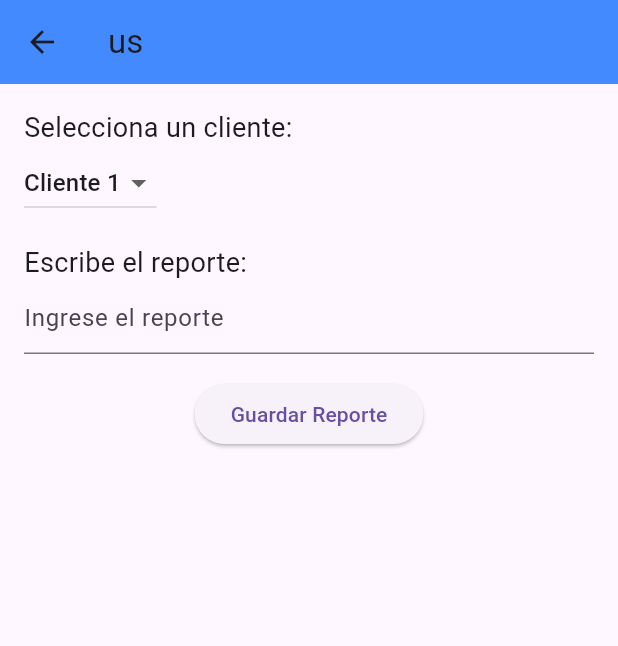
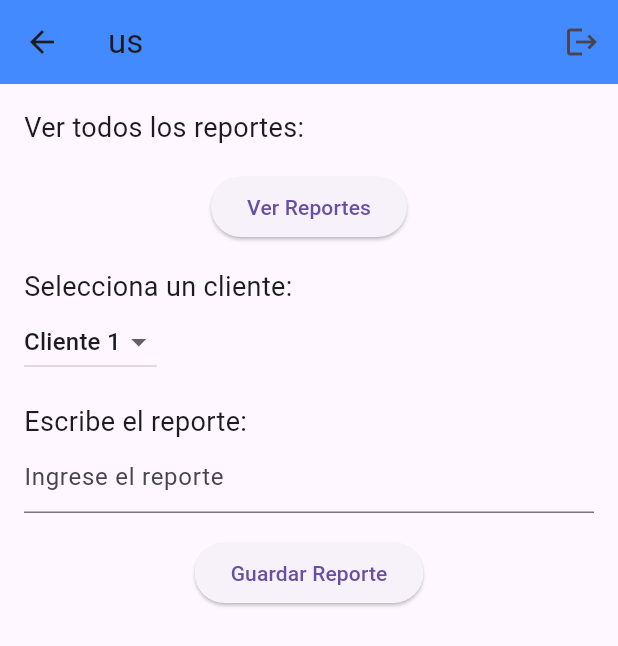
Before and after one commit to Kacueto/proyectomovil, a Flutter app: the us screen opened by its route, on a phone screen of 412 x 824 dp. Shown: the top 646 px of the screen. Run offline on Flutter 3.47's test engine with Material 3 defaults, Android fonts, the phone set to English and light mode, and no system bars; our stand-ins replace get.

Commit message:
comence a crear los controladores

```diff
--- a/lib/Ui/my_app.dart
+++ b/lib/Ui/my_app.dart
@@ -1,6 +1,7 @@
 import 'package:flutter/material.dart';
 import 'package:get/get.dart';
 import 'package:proyectomoil/ui/pages.dart';
+import 'package:proyectomoil/ui/pages/controllers/controllers.dart';
 
 class MyApp extends StatelessWidget {
   const MyApp({Key? key}) : super(key: key);
@@ -8,6 +9,8 @@ class MyApp extends StatelessWidget {
   // This widget is the root of your application.
   @override
   Widget build(BuildContext context) {
+    Get.put(UsController());
+    Get.put(LoginController());
     return GetMaterialApp(
         title: 'TextFields & Forms',
         debugShowCheckedModeBanner: false,
@@ -18,6 +21,7 @@ class MyApp extends StatelessWidget {
         getPages:
         [GetPage(name: '/LoginScreen', page: () => const LoginScreen()),
         GetPage(name: '/uc', page: () => const uc()),
-        GetPage(name: '/us', page: () =>  us())],);
+        GetPage(name: '/us', page: () =>  us()),
+        GetPage(name: '/report', page:()=> const Report())],);
   }
 }
--- a/lib/Ui/pages.dart
+++ b/lib/Ui/pages.dart
@@ -2,3 +2,4 @@
 export 'package:proyectomoil/ui/loginscreen.dart';
 export 'package:proyectomoil/ui/pages/pages_uc/uc.dart';
 export 'package:proyectomoil/ui/pages/pages_us/us.dart';
+export 'package:proyectomoil/ui/pages/pages_us/report.dart';
--- /dev/null
+++ b/lib/Ui/pages/controllers/controllers.dart
@@ -0,0 +1,2 @@
+export 'package:proyectomoil/ui/pages/controllers/logincontroller.dart';
+export 'package:proyectomoil/ui/pages/controllers/uscontroller.dart';
--- /dev/null
+++ b/lib/Ui/pages/controllers/uscontroller.dart
@@ -0,0 +1,36 @@
+import 'package:get/get.dart';
+
+
+class UsController extends GetxController {
+  RxString selectedReport = 'Reporte 1'.obs;
+  RxList<String> clientes = RxList([
+    'Cliente 1',
+    'Cliente 2',
+    'Cliente 3',
+  ]);
+
+  RxString selectedCliente = 'Cliente 1'.obs;
+  RxString report = ''.obs;
+
+  RxList<String> reportes = RxList([
+    'Reporte 1',
+    'Reporte 2',
+    'Reporte 3',
+    'Reporte 4',
+    'Reporte 5',
+    'Reporte 6',
+  ]);
+
+  void goToreport(report) {
+    selectedReport.value = report;
+    Get.toNamed('/report',);
+
+  }
+  void selectCliente(String newValue) {
+
+  }
+
+  void generateReport() {
+
+  }
+}
--- a/lib/Ui/pages/pages_us/us.dart
+++ b/lib/Ui/pages/pages_us/us.dart
@@ -1,31 +1,27 @@
+import 'package:flutter/material.dart';
+import 'package:get/get.dart';
+import 'package:proyectomoil/ui/pages/controllers/controllers.dart';
+import 'package:proyectomoil/ui/pages/controllers/uscontroller.dart';
 
 
-import 'package:flutter/material.dart';
-
-
-class us extends StatefulWidget {
-  const us({super.key});
-
-  @override
-  State<us> createState() => _usState();
-}
-
-class _usState extends State<us> {
-  List<String> clientes = [
-    'Cliente 1',
-    'Cliente 2',
-    'Cliente 3',
-  ];
-
-   String selectedCliente = 'Cliente 1';
-
-   String reporte = '';
+class us extends StatelessWidget {
+  const us({Key? key}) : super(key: key);
 
   @override
   Widget build(BuildContext context) {
+    final UsController usController = Get.find();
     return Scaffold(
       appBar: AppBar(
         title: const Text('us'),
+        actions: [
+          IconButton(
+            onPressed: () {
+              LoginController loginController = Get.find();
+              loginController.logout();
+            },
+            icon: const Icon(Icons.logout),
+          ),
+        ],
         backgroundColor: Colors.blueAccent,
       ),
       body: Padding(
@@ -33,24 +29,50 @@ class _usState extends State<us> {
         child: Column(
           crossAxisAlignment: CrossAxisAlignment.start,
           children: [
+            const Text('Ver todos los reportes:',
+                style: TextStyle(fontSize: 18)),
+            const SizedBox(height: 16),
+            Center(
+              child: ElevatedButton(
+                  onPressed: () {
+                    showModalBottomSheet(
+                        context: context,
+                        builder: (BuildContext context) {
+                          return SizedBox(
+                            height: 300,
+                            child: ListView.builder(
+                              itemCount: usController.reportes.length,
+                              itemBuilder: (BuildContext context, int index) {
+                                return ListTile(
+                                  title: Text(usController.reportes[index]),
+                                  onTap: () => usController.goToreport(usController.reportes[index]),
+                                );
+                              },
+                            ),
+                          );
+                        });
+                  },
+                  child: const Text('Ver Reportes')),
+            ),
+            const SizedBox(height: 16),
             const Text(
               'Selecciona un cliente:',
               style: TextStyle(fontSize: 18),
             ),
-            DropdownButton<String>(
-              value: selectedCliente,
+            Obx(() => DropdownButton<String>(
+              value: usController.selectedCliente.value,
               onChanged: (String? newValue) {
-                setState(() {
-                  selectedCliente = newValue!;
-                });
+                usController.selectedCliente.value = newValue!;
               },
-              items: clientes.map<DropdownMenuItem<String>>((String value) {
+              items: usController.clientes
+                  .map<DropdownMenuItem<String>>((String value) {
                 return DropdownMenuItem<String>(
                   value: value,
                   child: Text(value),
+
                 );
               }).toList(),
-            ),
+            )),
             const SizedBox(height: 16),
             const Text(
               'Escribe el reporte:',
@@ -60,13 +82,13 @@ class _usState extends State<us> {
               children: [
                 TextField(
                   onChanged: (value) {
-                    reporte = value;
+                    usController.report.value = value;
                   },
                   decoration: const InputDecoration(
                     hintText: 'Ingrese el reporte',
                   ),
                   minLines: 1,
-                  maxLines: 8,
+                  maxLines: 4,
                   expands: false,
                 ),
                 const SizedBox(height: 16),
@@ -75,7 +97,8 @@ class _usState extends State<us> {
                     // Guardar el reporte con la hora actual
                     FocusScope.of(context).requestFocus(FocusNode());
                     String hora = DateTime.now().toString();
-                    String reporteGuardado = '$hora - $reporte - $selectedCliente';
+                    String reporteGuardado =
+                        '$hora - ${usController.report.value} - ${usController.selectedCliente.value}';
                     print(reporteGuardado);
                   },
                   child: const Text('Guardar Reporte'),
--- a/lib/widgets/widgets.dart
+++ b/lib/widgets/widgets.dart
@@ -1 +1,2 @@
 export 'package:proyectomoil/widgets/custom_input_field.dart';
+export 'package:proyectomoil/widgets/modallist.dart';
```
Also changed, not shown: lib/Ui/loginscreen.dart (+7 -17 lines), lib/Ui/pages/controllers/logincontroller.dart (added, +24 -0 lines), lib/Ui/pages/pages_us/report.dart (added, +108 -0 lines), lib/widgets/custom_input_field.dart (+7 -5 lines), lib/widgets/modallist.dart (added).
